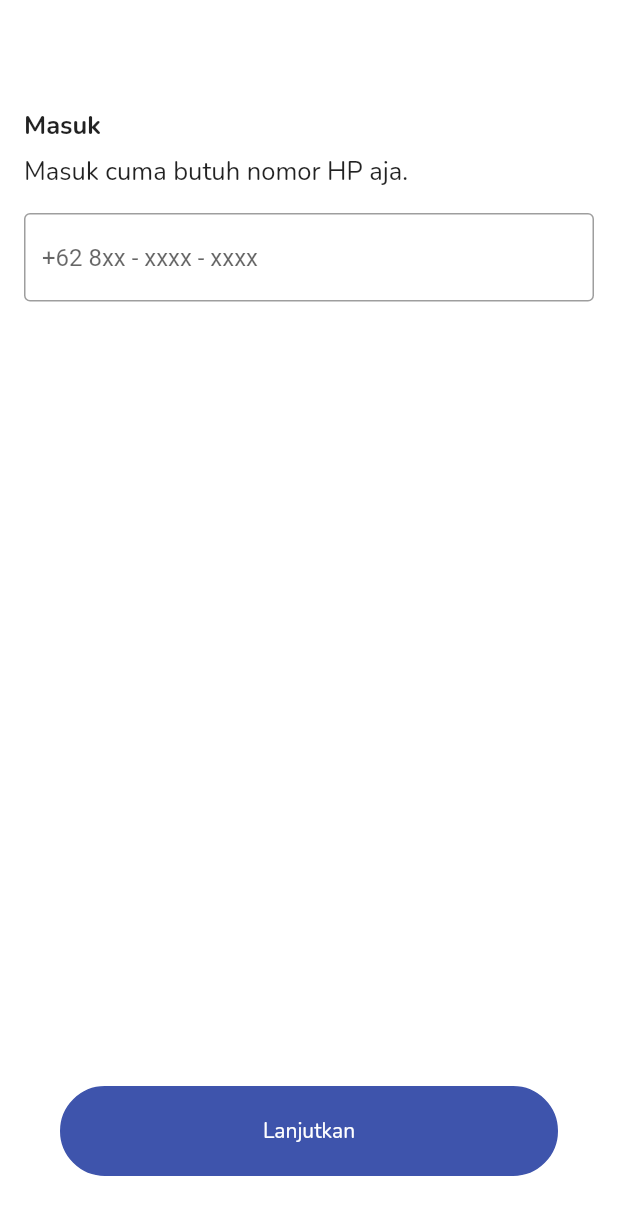
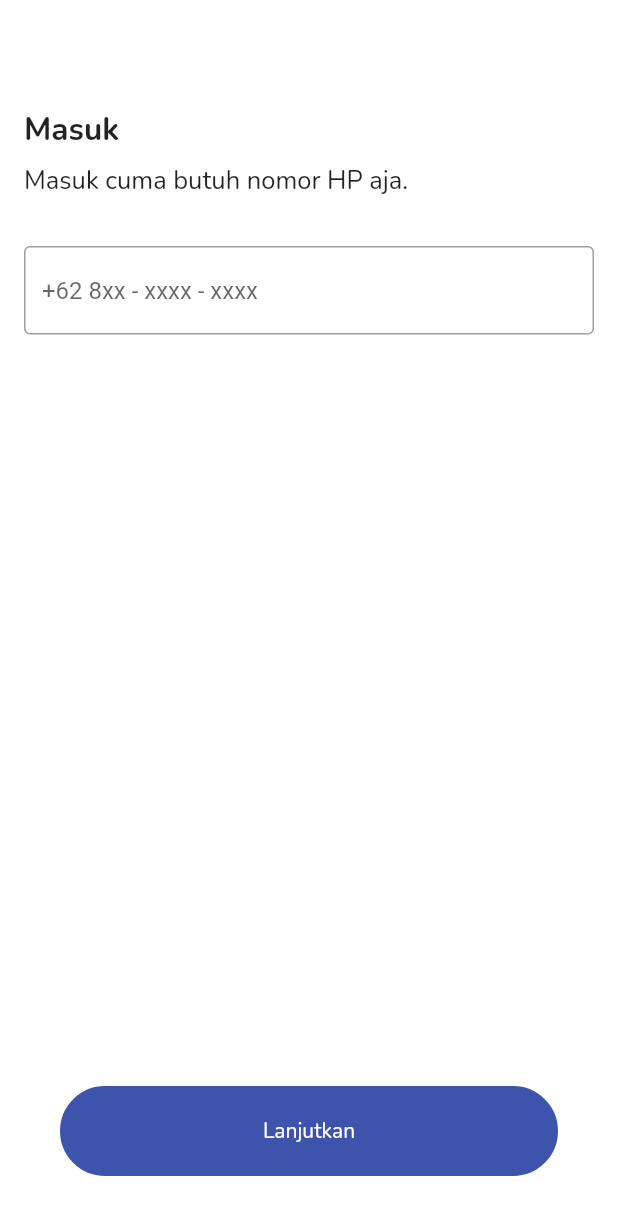
Before and after one commit to ntaulya/visipay, a Flutter app: the Login screen opened by its route, on a phone screen of 412 x 824 dp. Shown: the top 1215 px of the screen. Run offline on Flutter 3.47's test engine with Material 2 defaults, Android fonts, the phone set to English and light mode, and no system bars; our stand-ins replace bloc, dartz, flutter_bloc, flutter_svg, get_it, google_fonts and 3 more; missing offline and left inert: dart:ffi; accounts and stored records are empty.

Commit message:
Update login.dart

```diff
--- a/lib/pages/auth/login.dart
+++ b/lib/pages/auth/login.dart
@@ -53,7 +53,7 @@ class _LoginState extends State<Login> {
                     Text(
                       'Masuk',
                       style:
-                          GoogleFonts.nunito(textStyle: Nunito_17px, fontWeight: FontWeight.bold),
+                          GoogleFonts.nunito(textStyle: Nunito_21px, fontWeight: FontWeight.bold),
                     ),
 
                     //container
@@ -66,7 +66,7 @@ class _LoginState extends State<Login> {
                           GoogleFonts.nunito(textStyle: Nunito_17px, fontWeight: FontWeight.normal),
                     ),
 
-                    SizedBox(height: 16),
+                    SizedBox(height: 32),
 
                     TextField(
                       keyboardType: TextInputType.phone,
```
